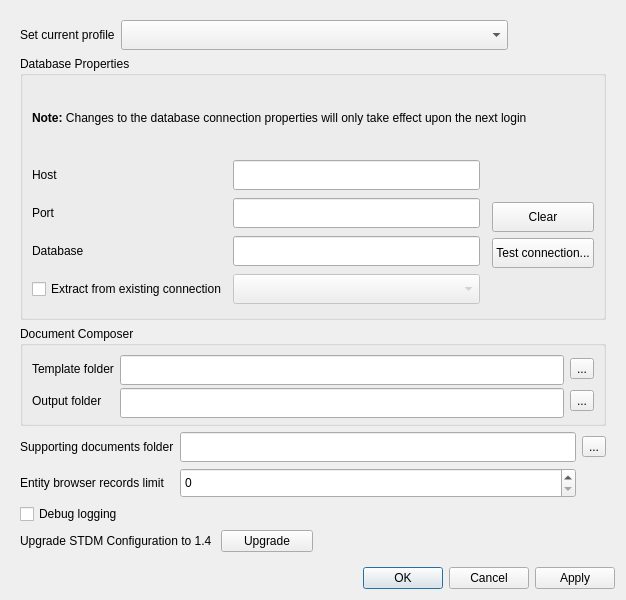
The window that ui/ui_options.ui (gltn/stdm) describes before a commit, drawn with Qt 5.
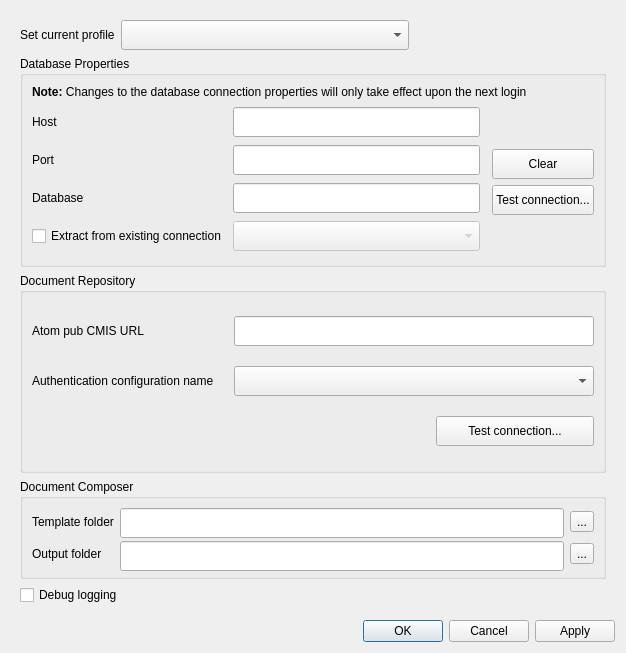
The same window after the commit. Icons and pictures are not drawn.

Commit message: Incorporate utils for accessing QGIS authentication framework

The edit to the form file:
```diff
--- a/ui/ui_options.ui
+++ b/ui/ui_options.ui
@@ -7,7 +7,7 @@
     <x>0</x>
     <y>0</y>
     <width>626</width>
-    <height>600</height>
+    <height>653</height>
    </rect>
   </property>
   <property name="sizePolicy">
@@ -40,11 +40,18 @@
         <x>0</x>
         <y>0</y>
         <width>608</width>
-        <height>545</height>
+        <height>598</height>
        </rect>
       </property>
       <layout class="QGridLayout" name="gridLayout_5">
-       <item row="6" column="0" colspan="5">
+       <item row="8" column="0">
+        <widget class="QCheckBox" name="chk_logging">
+         <property name="text">
+          <string>Debug logging</string>
+         </property>
+        </widget>
+       </item>
+       <item row="6" column="0" colspan="3">
         <widget class="QGroupBox" name="groupBox_3">
          <property name="maximumSize">
           <size>
@@ -145,81 +152,23 @@
          </layout>
         </widget>
        </item>
-       <item row="10" column="1">
-        <widget class="QPushButton" name="upgradeButton">
-         <property name="text">
-          <string>Upgrade</string>
-         </property>
-        </widget>
-       </item>
-       <item row="10" column="0">
-        <widget class="QLabel" name="label_9">
-         <property name="text">
-          <string>Upgrade STDM Configuration to 1.4 </string>
-         </property>
-        </widget>
-       </item>
-       <item row="9" column="0">
-        <widget class="QCheckBox" name="chk_logging">
-         <property name="text">
-          <string>Debug logging</string>
-         </property>
-        </widget>
-       </item>
-       <item row="7" column="0" colspan="5">
-        <layout class="QGridLayout" name="gridLayout_6">
+       <item row="0" column="0" colspan="2">
+        <layout class="QGridLayout" name="gridLayout_7" rowstretch="0">
          <item row="0" column="0">
-          <widget class="QLabel" name="label_6">
+          <widget class="QLabel" name="label">
            <property name="text">
-            <string>Supporting documents folder</string>
+            <string>Set current profile</string>
            </property>
           </widget>
          </item>
          <item row="0" column="1">
-          <widget class="QLineEdit" name="txtRepoLocation">
-           <property name="minimumSize">
-            <size>
-             <width>0</width>
-             <height>30</height>
-            </size>
+          <widget class="QComboBox" name="cbo_profiles">
+           <property name="sizePolicy">
+            <sizepolicy hsizetype="Expanding" vsizetype="Fixed">
+             <horstretch>0</horstretch>
+             <verstretch>0</verstretch>
+            </sizepolicy>
            </property>
-           <property name="maxLength">
-            <number>500</number>
-           </property>
-           <property name="readOnly">
-            <bool>true</bool>
-           </property>
-          </widget>
-         </item>
-         <item row="0" column="2">
-          <widget class="QToolButton" name="btn_supporting_docs">
-           <property name="toolTip">
-            <string>Choose supporting documents directory</string>
-           </property>
-           <property name="text">
-            <string>...</string>
-           </property>
-           <property name="icon">
-            <iconset resource="../resources.qrc">
-             <normaloff>:/plugins/stdm/images/icons/open_file.png</normaloff>:/plugins/stdm/images/icons/open_file.png</iconset>
-           </property>
-           <property name="iconSize">
-            <size>
-             <width>24</width>
-             <height>24</height>
-            </size>
-           </property>
-          </widget>
-         </item>
-         <item row="1" column="0">
-          <widget class="QLabel" name="label_10">
-           <property name="text">
-            <string>Entity browser records limit</string>
-           </property>
-          </widget>
-         </item>
-         <item row="1" column="1">
-          <widget class="QSpinBox" name="edtEntityRecords">
            <property name="minimumSize">
             <size>
              <width>0</width>
@@ -230,7 +179,7 @@
          </item>
         </layout>
        </item>
-       <item row="3" column="0" colspan="5">
+       <item row="3" column="0" colspan="3">
         <widget class="QGroupBox" name="groupBox">
          <property name="title">
           <string>Database Properties</string>
@@ -418,32 +367,77 @@
          </layout>
         </widget>
        </item>
-       <item row="0" column="0" colspan="4">
-        <layout class="QGridLayout" name="gridLayout_7" rowstretch="0">
-         <item row="0" column="0">
-          <widget class="QLabel" name="label">
-           <property name="text">
-            <string>Set current profile</string>
-           </property>
-          </widget>
-         </item>
-         <item row="0" column="1">
-          <widget class="QComboBox" name="cbo_profiles">
-           <property name="sizePolicy">
-            <sizepolicy hsizetype="Expanding" vsizetype="Fixed">
-             <horstretch>0</horstretch>
-             <verstretch>0</verstretch>
-            </sizepolicy>
-           </property>
-           <property name="minimumSize">
-            <size>
-             <width>0</width>
-             <height>30</height>
-            </size>
-           </property>
-          </widget>
-         </item>
-        </layout>
+       <item row="4" column="0" colspan="3">
+        <widget class="QGroupBox" name="groupBox_2">
+         <property name="title">
+          <string>Document Repository</string>
+         </property>
+         <layout class="QGridLayout" name="gridLayout_6">
+          <item row="0" column="0">
+           <widget class="QLabel" name="label_6">
+            <property name="text">
+             <string>Atom pub CMIS URL</string>
+            </property>
+           </widget>
+          </item>
+          <item row="0" column="1" colspan="2">
+           <widget class="QLineEdit" name="txt_atom_pub_url">
+            <property name="minimumSize">
+             <size>
+              <width>0</width>
+              <height>30</height>
+             </size>
+            </property>
+            <property name="maxLength">
+             <number>1000</number>
+            </property>
+           </widget>
+          </item>
+          <item row="1" column="0">
+           <widget class="QLabel" name="label_9">
+            <property name="text">
+             <string>Authentication configuration name</string>
+            </property>
+           </widget>
+          </item>
+          <item row="1" column="1" colspan="2">
+           <widget class="QComboBox" name="cbo_auth_config_name">
+            <property name="minimumSize">
+             <size>
+              <width>0</width>
+              <height>30</height>
+             </size>
+            </property>
+           </widget>
+          </item>
+          <item row="2" column="0" colspan="2">
+           <spacer name="horizontalSpacer">
+            <property name="orientation">
+             <enum>Qt::Horizontal</enum>
+            </property>
+            <property name="sizeHint" stdset="0">
+             <size>
+              <width>398</width>
+              <height>20</height>
+             </size>
+            </property>
+           </spacer>
+          </item>
+          <item row="2" column="2">
+           <widget class="QPushButton" name="btn_test_docs_repo_conn">
+            <property name="minimumSize">
+             <size>
+              <width>0</width>
+              <height>30</height>
+             </size>
+            </property>
+            <property name="text">
+             <string>Test connection...</string>
+            </property>
+           </widget>
+          </item>
+         </layout>
+        </widget>
        </item>
       </layout>
      </widget>
```
The commit also changes 3 other files.
